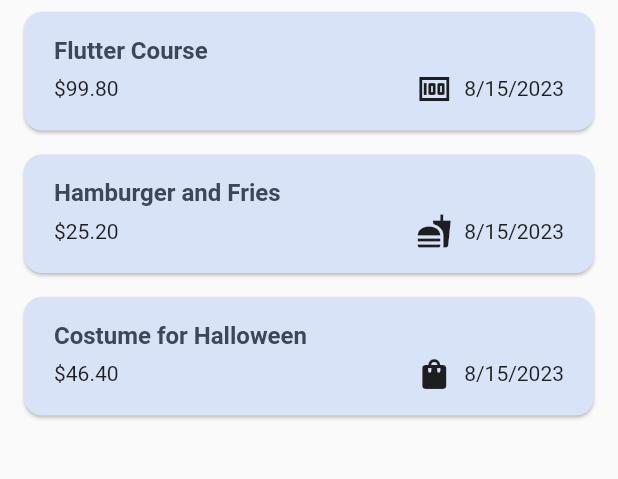
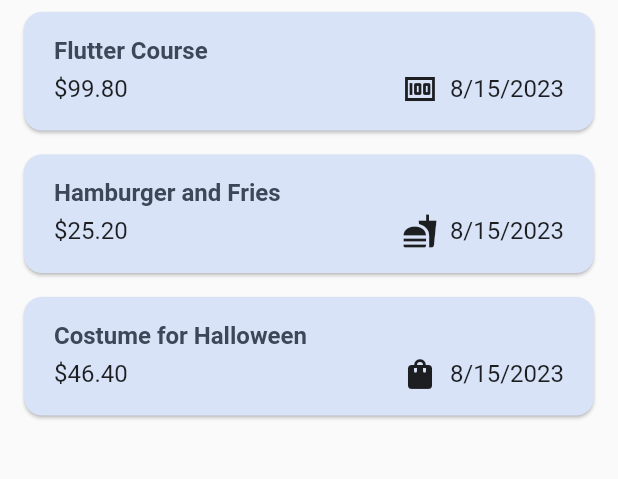
Before and after one commit to alfism1/flutter_learning, a Flutter app: the screen it shows after launch, on a phone screen of 412 x 824 dp, the part 108-587 px from its top. Run offline on Flutter 3.47's test engine with Material 2 defaults, Android fonts, the phone set to English and light mode, and no system bars.

```diff
--- a/lib/widgets/expenses.dart
+++ b/lib/widgets/expenses.dart
@@ -84,8 +84,11 @@ class _ExpensesState extends State<Expenses> {
 
   @override
   Widget build(BuildContext context) {
-    Widget mainContent = const Center(
-      child: Text('No expenses added yet!'),
+    Widget mainContent = Center(
+      child: Text(
+        'No expenses added yet!',
+        style: Theme.of(context).textTheme.bodyMedium,
+      ),
     );
 
     if (_registeredExpenses.isNotEmpty) {
--- a/lib/widgets/expenses_list/expenses_item.dart
+++ b/lib/widgets/expenses_list/expenses_item.dart
@@ -25,7 +25,10 @@ class ExpenseItem extends StatelessWidget {
             const SizedBox(height: 4),
             Row(
               children: [
-                Text('\$${expense.amount.toStringAsFixed(2)}'),
+                Text(
+                  '\$${expense.amount.toStringAsFixed(2)}',
+                  style: Theme.of(context).textTheme.titleMedium,
+                ),
                 // Spacer is a widget that takes up as much space as it can.
                 // It's useful for separating widgets.
                 // It's also useful for making widgets take up equal space.
@@ -36,7 +39,10 @@ class ExpenseItem extends StatelessWidget {
                   children: [
                     Icon(categoryIcons[expense.category]),
                     const SizedBox(width: 8),
-                    Text(expense.formattedDate),
+                    Text(
+                      expense.formattedDate,
+                      style: Theme.of(context).textTheme.titleMedium,
+                    ),
                   ],
                 ),
               ],
```
Also changed, not shown: lib/main.dart (+43 -0 lines).
